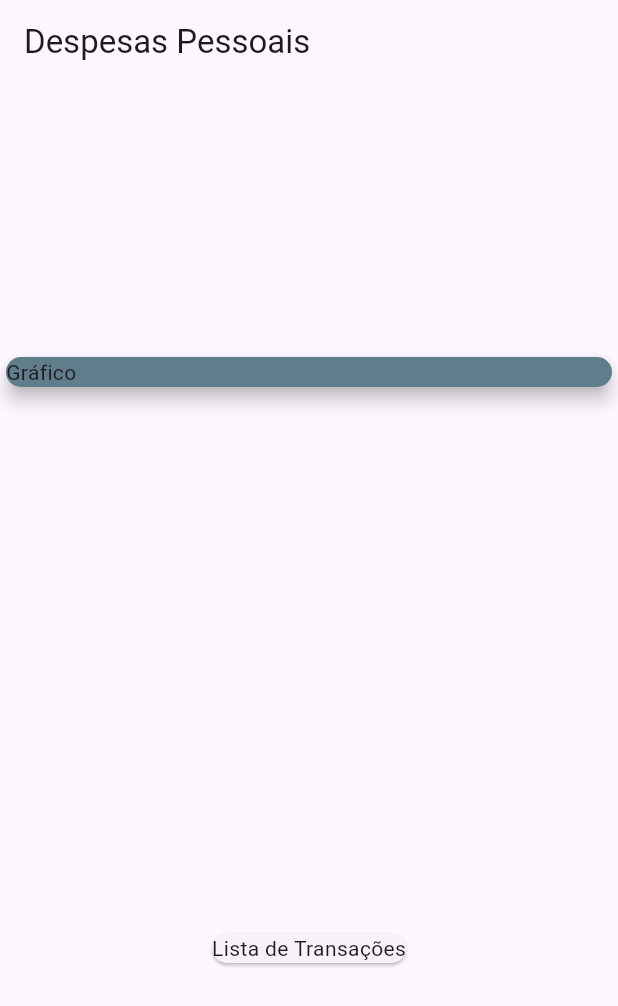
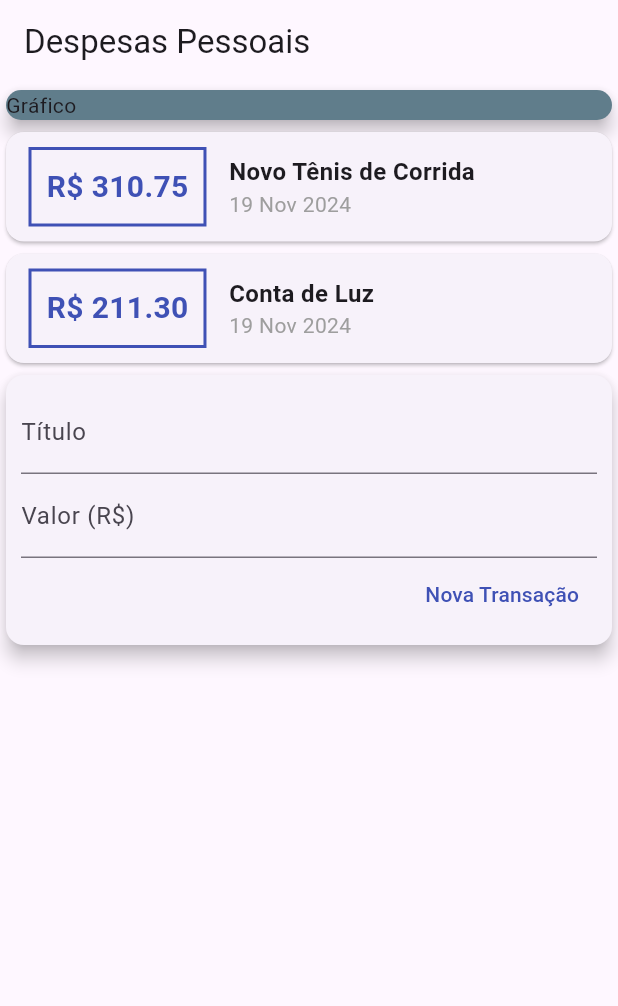
Before and after one commit to baakovi/expensesApp, a Flutter app: the screen it shows after launch, on a phone screen of 412 x 824 dp. Shown: the top 1006 px of the screen. Run offline on Flutter 3.47's test engine with Material 3 defaults, Android fonts, the phone set to English and light mode, and no system bars.

Commit message:
mais implementações

```diff
--- /dev/null
+++ b/lib/components/transaction_form.dart
@@ -0,0 +1,48 @@
+import 'package:flutter/material.dart';
+
+class TransactionForm extends StatelessWidget {
+  final titleController = TextEditingController();
+  final valueController = TextEditingController();
+
+  @override
+  Widget build(BuildContext context) {
+    return Card(
+      elevation: 5,
+      child: Padding(
+        padding: const EdgeInsets.all(10),
+        child: Column(
+          children: <Widget>[
+            TextField(
+              controller: titleController,
+              decoration: InputDecoration(
+                labelText: 'Título',
+              ),
+            ),
+            TextField(
+              controller: valueController,
+              decoration: InputDecoration(
+                labelText: 'Valor (R\$)',
+              ),
+            ),
+            Row(
+              mainAxisAlignment: MainAxisAlignment.end,
+              children: <Widget>[
+                TextButton(
+                  child: Text('Nova Transação'),
+                  style: TextButton.styleFrom(
+                    // backgroundColor: Colors.white,
+                    foregroundColor: Colors.indigo,
+                  ),
+                  onPressed: () {
+                    print(titleController.text);
+                    print(valueController.text);
+                  },
+                ),
+              ],
+            ),
+          ],
+        ),
+      ),
+    );
+  }
+}
--- /dev/null
+++ b/lib/components/transaction_list.dart
@@ -0,0 +1,62 @@
+import 'package:flutter/material.dart';
+import '../models/transaction.dart';
+import 'package:intl/intl.dart';
+
+class TransactionList extends StatelessWidget {
+  final List<Transaction> transactions;
+
+  TransactionList(this.transactions);
+
+  @override
+  Widget build(BuildContext context) {
+    return Column(
+      children: transactions.map((tr) {
+        return Card(
+          child: Row(
+            children: <Widget>[
+              Container(
+                margin: EdgeInsets.symmetric(
+                  horizontal: 15,
+                  vertical: 10,
+                ),
+                decoration: BoxDecoration(
+                  border: Border.all(
+                    color: Colors.indigo,
+                    width: 2,
+                  ),
+                ),
+                padding: EdgeInsets.all(10),
+                child: Text(
+                  'R\$ ${tr.value.toStringAsFixed(2)}',
+                  style: TextStyle(
+                    fontWeight: FontWeight.bold,
+                    fontSize: 20,
+                    color: Colors.indigo,
+                  ),
+                ),
+              ),
+              Column(
+                crossAxisAlignment: CrossAxisAlignment.start,
+                children: <Widget>[
+                  Text(
+                    tr.title,
+                    style: TextStyle(
+                      fontSize: 16,
+                      fontWeight: FontWeight.bold,
+                    ),
+                  ),
+                  Text(
+                    DateFormat('d MMM y').format(tr.date),
+                    style: TextStyle(
+                      color: Colors.grey,
+                    ),
+                  ),
+                ],
+              )
+            ],
+          ),
+        );
+      }).toList(),
+    );
+  }
+}
--- /dev/null
+++ b/lib/components/transaction_user.dart
@@ -0,0 +1,39 @@
+import 'package:flutter/foundation.dart';
+import 'package:flutter/material.dart';
+import 'transaction_form.dart';
+import 'transaction_list.dart';
+import '../models/transaction.dart';
+
+class TransactionUser extends StatefulWidget {
+  const TransactionUser({super.key});
+
+  @override
+  State<TransactionUser> createState() => _TransactionUserState();
+}
+
+class _TransactionUserState extends State<TransactionUser> {
+  final _transactions = [
+    Transaction(
+      id: 't1',
+      title: 'Novo Tênis de Corrida',
+      value: 310.75,
+      date: DateTime.now(),
+    ),
+    Transaction(
+      id: 't2',
+      title: 'Conta de Luz',
+      value: 211.30,
+      date: DateTime.now(),
+    ),
+  ];
+
+  @override
+  Widget build(BuildContext context) {
+    return Column(
+      children: <Widget>[
+        TransactionList(_transactions),
+        TransactionForm(),
+      ],
+    );
+  }
+}
--- a/lib/main.dart
+++ b/lib/main.dart
@@ -1,5 +1,5 @@
 import 'package:flutter/material.dart';
-import './models/transaction.dart';
+import 'components/transaction_user.dart';
 
 main() => runApp(ExpensesApp());
 
@@ -13,21 +13,6 @@ class ExpensesApp extends StatelessWidget {
 }
 
 class MyHomePage extends StatelessWidget {
-  final _transactions = [
-    Transaction(
-      id: 't1',
-      title: 'Novo Tênis de Corrida',
-      value: 310.75,
-      date: DateTime.now(),
-    ),
-    Transaction(
-      id: 't2',
-      title: 'Conta de Luz',
-      value: 211.30,
-      date: DateTime.now(),
-    ),
-  ];
-
   @override
   Widget build(BuildContext context) {
     return Scaffold(
@@ -35,7 +20,6 @@ class MyHomePage extends StatelessWidget {
         title: Text('Despesas Pessoais'),
       ),
       body: Column(
-        mainAxisAlignment: MainAxisAlignment.spaceAround,
         crossAxisAlignment: CrossAxisAlignment.stretch,
         children: <Widget>[
           Container(
@@ -45,13 +29,7 @@ class MyHomePage extends StatelessWidget {
               elevation: 5,
             ),
           ),
-          Column(
-            children: <Widget>[
-              Card(
-                child: Text('Lista de Transações'),
-              )
-            ],
-          ),
+          TransactionUser(),
         ],
       ),
     );
--- a/pubspec.yaml
+++ b/pubspec.yaml
@@ -30,7 +30,7 @@ environment:
 dependencies:
   flutter:
     sdk: flutter
-
+  intl: ^0.17.0
 
   # The following adds the Cupertino Icons font to your application.
   # Use with the CupertinoIcons class for iOS style icons.
```
Also changed, not shown: pubspec.lock.
